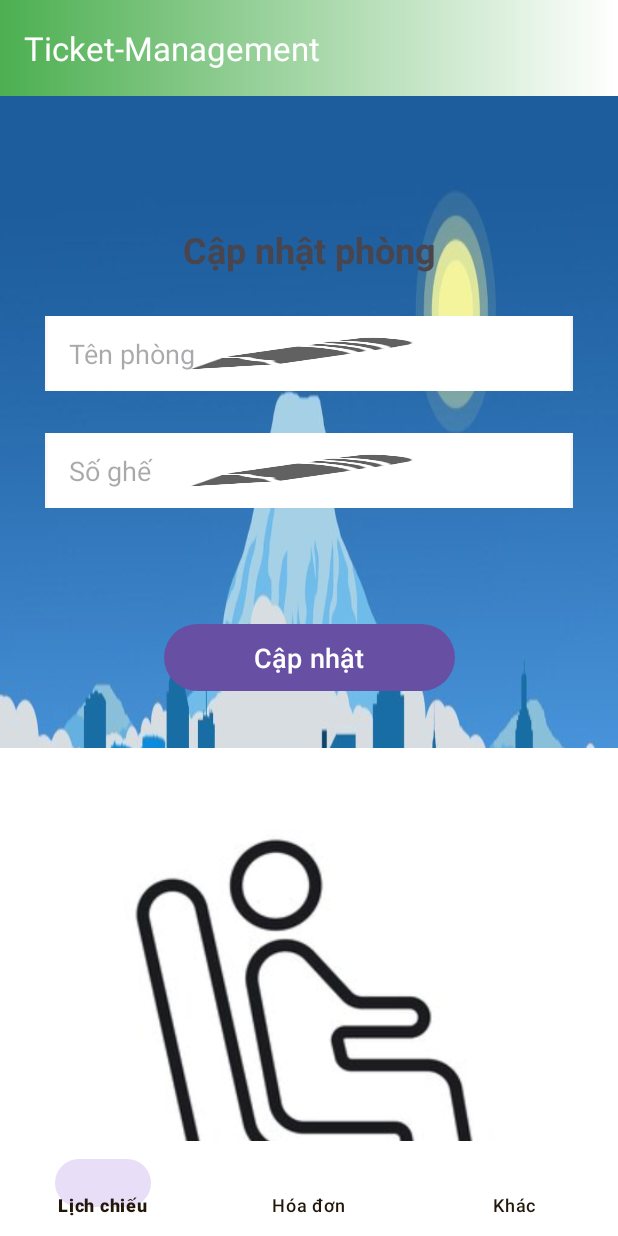
After one commit to macuongthi444/Ticket-Management, an Android app: the UpdateRoomActivity screen opened directly, with no data from a screen before it, on a phone screen of 412 x 824 dp. The commit adds this screen. Run offline under Robolectric (Android 15) with nearby library versions, the phone set to English and light mode, and no system bars; our stand-ins replace Firebase (no records; nobody signed in at launch, a user with empty details on screens opened directly).

Commit message:
Commit Room

```diff
--- a/app/src/main/java/com/example/ticket_management/activity/BaseActivity.java
+++ b/app/src/main/java/com/example/ticket_management/activity/BaseActivity.java
@@ -23,6 +23,7 @@ import com.example.ticket_management.R;
 import com.example.ticket_management.activity.Category.CategoryActivity;
 import com.example.ticket_management.activity.Movie.MovieListActivity;
 import com.example.ticket_management.activity.Other.OtherActivity;
+import com.example.ticket_management.activity.Room.RoomListActivity;
 import com.example.ticket_management.DAO.AuthDAO;
 import com.google.android.material.bottomnavigation.BottomNavigationView;
 import com.google.android.material.navigation.NavigationView;
@@ -170,7 +171,9 @@ public abstract class BaseActivity extends AppCompatActivity implements Navigati
             openActivity(CategoryActivity.class);
         } else if (id == R.id.MovieList) {
             openActivity(MovieListActivity.class);
-        } else
+        } else if (id == R.id.Phong) {
+            openActivity(RoomListActivity.class);
+        }
 //            if (id == R.id.TKDT) {
 //            openActivity(StatisticActivity.class);
 //        } else
--- /dev/null
+++ b/app/src/main/java/com/example/ticket_management/activity/Room/UpdateRoomActivity.java
@@ -0,0 +1,80 @@
+package com.example.ticket_management.activity.Room;
+
+import android.content.Intent;
+import android.view.View;
+import android.widget.Button;
+import android.widget.EditText;
+import android.widget.Toast;
+
+import com.example.ticket_management.R;
+import com.example.ticket_management.activity.BaseActivity;
+import com.example.ticket_management.DAO.MovieRoomDAO;
+import com.example.ticket_management.model.MovieRoom;
+
+public class UpdateRoomActivity extends BaseActivity {
+    EditText edt_room_name;
+    EditText edt_room_count;
+    Button btn_update;
+
+    MovieRoomDAO movieRoomDAO;
+    @Override
+    protected int getContentLayoutId() {
+        return R.layout.activity_update_room;
+    }
+    @Override
+    protected void initContent(View contentView) {
+        edt_room_name = findViewById(R.id.edt_room_name_update);
+        edt_room_count = findViewById(R.id.edt_number_seat_update);
+        btn_update = findViewById(R.id.btn_update);
+
+        Intent intent = getIntent();
+        String roomId = intent.getStringExtra("roomId");
+        movieRoomDAO = new MovieRoomDAO();
+        try{
+            if (roomId != null && !roomId.isEmpty()) {
+                movieRoomDAO.getMovieRoomById(roomId, movieRoom -> {
+                    edt_room_name.setText(movieRoom.getRoomName());
+                    edt_room_count.setText(String.valueOf(movieRoom.getSeatCount()));
+                }, errorMessage -> {
+                    Toast.makeText(UpdateRoomActivity.this, "Lỗi: " + errorMessage, Toast.LENGTH_SHORT).show();
+                });
+
+            } else {
+                Toast.makeText(this, "RoomId không hợp lệ!", Toast.LENGTH_SHORT).show();
+            }
+        } catch (Exception e) {
+            throw new RuntimeException(e);
+        }
+
+        btn_update.setOnClickListener(new View.OnClickListener() {
+            @Override
+            public void onClick(View view) {
+                try{
+                    String roomName = edt_room_name.getText().toString();
+                    String numberSeat = edt_room_count.getText().toString();
+
+                    if (roomName.isEmpty() || numberSeat.isEmpty()) {
+                        Toast.makeText(UpdateRoomActivity.this, "Tên phòng/số lượng ghế không được bỏ trống", Toast.LENGTH_SHORT).show();
+                        return;
+                    }
+
+                    MovieRoom updatedRoom = new MovieRoom();
+                    updatedRoom.setRoomId(roomId);
+                    updatedRoom.setRoomName(roomName);
+                    updatedRoom.setSeatCount(Integer.parseInt(numberSeat));
+
+                    MovieRoomDAO movieRoomDAO = new MovieRoomDAO();
+                    movieRoomDAO.updateMovieRoom(updatedRoom);
+
+                    Toast.makeText(UpdateRoomActivity.this, "Cập nhật thành công!", Toast.LENGTH_SHORT).show();
+
+                    Intent newIntent = new Intent(UpdateRoomActivity.this, RoomListActivity.class);
+                    startActivity(newIntent);
+                } catch (RuntimeException e) {
+                    throw new RuntimeException(e);
+                }
+            }
+        });
+
+    }
+}
--- /dev/null
+++ b/app/src/main/res/layout/activity_update_room.xml
@@ -0,0 +1,62 @@
+<?xml version="1.0" encoding="utf-8"?>
+<androidx.constraintlayout.widget.ConstraintLayout xmlns:android="http://schemas.android.com/apk/res/android"
+    xmlns:app="http://schemas.android.com/apk/res-auto"
+    xmlns:tools="http://schemas.android.com/tools"
+    android:id="@+id/main"
+    android:layout_width="match_parent"
+    android:layout_height="match_parent"
+    android:background="@drawable/background"
+    tools:context=".activity.Room.RoomAdditionActivity">
+
+    <TextView
+        android:id="@+id/textView"
+        android:layout_width="wrap_content"
+        android:layout_height="wrap_content"
+        android:layout_marginTop="86dp"
+        android:text="Cập nhật phòng"
+        android:textSize="24sp"
+        android:textStyle="bold"
+        app:layout_constraintEnd_toEndOf="parent"
+        app:layout_constraintHorizontal_bias="0.5"
+        app:layout_constraintStart_toStartOf="parent"
+        app:layout_constraintTop_toTopOf="parent" />
+
+    <EditText
+        android:id="@+id/edt_room_name_update"
+        style="@style/edit_text_input_room"
+        android:hint="Tên phòng"
+        app:layout_constraintEnd_toEndOf="parent"
+        app:layout_constraintHorizontal_bias="0.5"
+        app:layout_constraintStart_toStartOf="parent"
+        app:layout_constraintTop_toBottomOf="@+id/textView" />
+
+    <EditText
+        android:id="@+id/edt_number_seat_update"
+        style="@style/edit_text_input_room"
+        android:hint="Số ghế"
+        app:layout_constraintEnd_toEndOf="parent"
+        app:layout_constraintHorizontal_bias="0.5"
+        app:layout_constraintStart_toStartOf="parent"
+        app:layout_constraintTop_toBottomOf="@+id/edt_room_name_update" />
+
+    <Button
+        android:id="@+id/btn_update"
+        style="@style/button_room"
+        android:text="Cập nhật"
+        app:layout_constraintEnd_toEndOf="parent"
+        app:layout_constraintHorizontal_bias="0.5"
+        app:layout_constraintStart_toStartOf="parent"
+        app:layout_constraintTop_toBottomOf="@+id/edt_number_seat_update" />
+
+    <ImageView
+        android:id="@+id/imageView"
+        android:layout_width="match_parent"
+        android:layout_height="406dp"
+        android:layout_marginTop="34dp"
+        app:layout_constraintEnd_toEndOf="parent"
+        app:layout_constraintHorizontal_bias="0.5"
+        app:layout_constraintStart_toStartOf="parent"
+        app:layout_constraintTop_toBottomOf="@+id/btn_update"
+        android:background="@drawable/ic_seat" />
+
+</androidx.constraintlayout.widget.ConstraintLayout>
--- /dev/null
+++ b/app/src/main/res/values/styles.xml
@@ -0,0 +1,35 @@
+<?xml version="1.0" encoding="utf-8"?>
+<resources>
+    <style name="edit_text_input">
+        <item name="android:layout_width">match_parent</item>
+        <item name="android:layout_height">55sp</item>
+        <item name="android:layout_marginHorizontal">30dp</item>
+        <item name="android:layout_marginVertical">5dp</item>
+        <item name="android:textColor">@color/white</item>
+        <item name="android:textColorHint">@color/white</item>
+        <item name="android:background">@drawable/background</item>
+    </style>
+
+    <style name="edit_text_input_room">
+        <item name="android:layout_width">match_parent</item>
+        <item name="android:layout_height">50dp</item>
+        <item name="android:layout_marginLeft">30dp</item>
+        <item name="android:layout_marginRight">30dp</item>
+        <item name="android:layout_marginTop">28dp</item>
+        <item name="android:background">@drawable/ic_edit</item>
+        <item name="android:paddingStart">16dp</item>
+        <item name="android:paddingEnd">16dp</item>
+        <item name="android:inputType">text</item>
+    </style>
+
+    <style name="button_room">
+        <item name="android:layout_width">wrap_content</item>
+        <item name="android:layout_height">wrap_content</item>
+        <item name="android:layout_marginTop">73dp</item>
+        <item name="android:paddingHorizontal">60dp</item>
+        <item name="android:paddingVertical">10dp</item>
+        <item name="android:textColor">#FFFFFF</item>
+        <item name="android:textSize">18sp</item>
+    </style>
+
+</resources>
```
Also changed, not shown: app/src/main/AndroidManifest.xml (+9 -0 lines), app/src/main/java/com/example/ticket_management/DAO/MovieRoomDAO.java (added, +161 -0 lines), app/src/main/java/com/example/ticket_management/activity/Room/RoomAdditionActivity.java (added, +52 -0 lines), app/src/main/java/com/example/ticket_management/activity/Room/RoomListActivity.java (added, +60 -0 lines), app/src/main/java/com/example/ticket_management/adapter/MovieRoomAdapter.java (added, +84 -0 lines), app/src/main/res/layout/activity_add_room.xml (added, +63 -0 lines), app/src/main/res/layout/activity_room_list.xml (added, +47 -0 lines), app/src/main/res/layout/item_room.xml (added, +81 -0 lines), app/src/main/res/drawable/ic_3dots.png (added), app/src/main/res/drawable/ic_edit.png (added), app/src/main/res/drawable/ic_seat.jpg (added).
